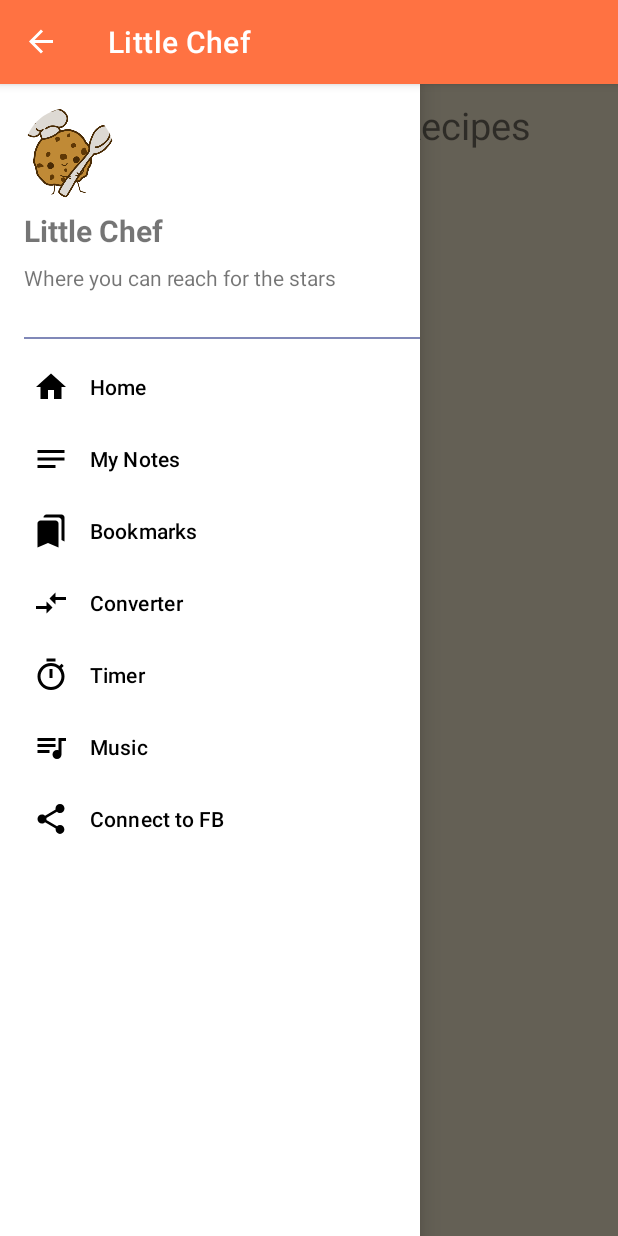
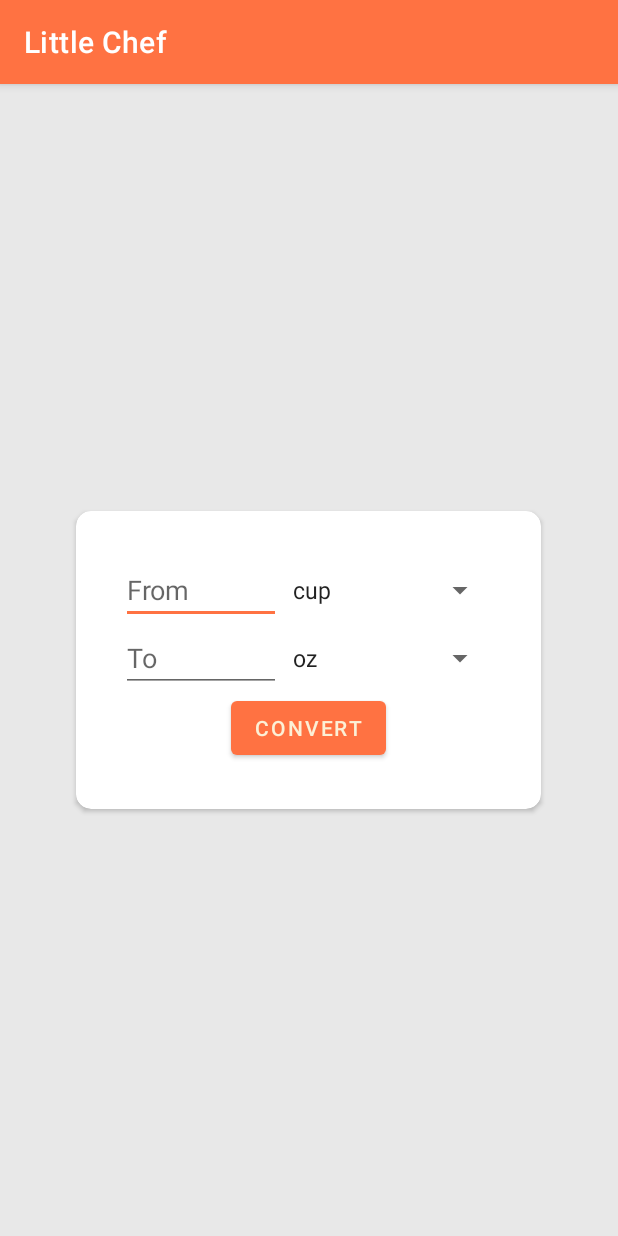
Before and after one commit to CzarinaFayeTiu/Little-Chef, an Android app: the screen it shows after launch (MainActivity before the commit, ConverterActivity after it), in the side drawer, after a tap on "Converter", on a phone screen of 412 x 824 dp. Run offline under Robolectric (Android 15) with nearby library versions, the light colour scheme and no system bars.

Commit message:
finished converter

```diff
--- /dev/null
+++ b/app/src/main/java/com/mobdeve/s12/avila/tiu/littlechef/ConverterActivity.kt
@@ -0,0 +1,144 @@
+package com.mobdeve.s12.avila.tiu.littlechef
+
+import android.content.Context
+import androidx.appcompat.app.AppCompatActivity
+import android.os.Bundle
+import android.text.Editable
+import android.text.TextWatcher
+import android.util.Log
+import android.view.View
+import android.widget.*
+import com.mobdeve.s12.avila.tiu.littlechef.databinding.ActivityConverterBinding
+import kotlinx.android.synthetic.main.activity_converter.*
+import kotlinx.coroutines.Dispatchers
+import kotlinx.coroutines.GlobalScope
+import kotlinx.coroutines.launch
+import kotlinx.coroutines.withContext
+import org.json.JSONObject
+import java.io.InputStream
+import java.lang.Exception
+import java.net.URL
+
+class ConverterActivity : AppCompatActivity() {
+    var baseCurrency = "cup"
+    var convertedToCurrency = "oz"
+    var conversionRate = 0f
+    var binding: ActivityConverterBinding? = null
+
+    override fun onCreate(savedInstanceState: Bundle?) {
+        super.onCreate(savedInstanceState)
+        binding = ActivityConverterBinding.inflate(layoutInflater)
+        setContentView(binding!!.root)
+        spinnerSetup()
+        textChangedStuff()
+    }
+    fun read_json(){
+        var json: String? = null
+        try {
+            if (baseCurrency == convertedToCurrency) {
+                Toast.makeText(
+                    applicationContext,
+                    "Please pick a currency to convert",
+                    Toast.LENGTH_SHORT
+                ).show()
+            } else {
+                val inputStream: InputStream = assets.open("converter.json")
+                json = inputStream.bufferedReader().use { it.readText() }
+
+                var jsonobj = JSONObject(json)
+                var jsononj = jsonobj.getJSONObject(baseCurrency)
+                Log.i("MAIN", "VALUE CONTENT IS: $jsononj")
+
+                conversionRate = jsononj.getString(convertedToCurrency).toFloat()
+                Log.i("MAIN", "VALUE CONTENT INSIDE: $conversionRate")
+
+                binding!!.convert.setOnClickListener {
+                    val text =
+                        ((et_firstConversion.text.toString()
+                            .toFloat()) * conversionRate).toString()
+                    et_secondConversion?.setText(text)
+                }
+            }
+        }catch (e:Exception){
+            Log.d("Main", "exception error $e")
+        }
+
+    }
+
+    private fun spinnerSetup() {
+        val spinner: Spinner = findViewById(R.id.spinner_firstConversion)
+        val spinner2: Spinner = findViewById(R.id.spinner_secondConversion)
+
+        ArrayAdapter.createFromResource(
+            this,
+            R.array.currencies,
+            android.R.layout.simple_spinner_item
+        ).also { adapter ->
+            adapter.setDropDownViewResource(android.R.layout.simple_spinner_dropdown_item)
+            spinner.adapter = adapter
+        }
+
+        ArrayAdapter.createFromResource(
+            this,
+            R.array.currencies2,
+            android.R.layout.simple_spinner_item
+        ).also { adapter ->
+            adapter.setDropDownViewResource(android.R.layout.simple_spinner_dropdown_item)
+            spinner2.adapter = adapter
+        }
+
+        spinner.onItemSelectedListener = (object : AdapterView.OnItemSelectedListener {
+            override fun onNothingSelected(parent: AdapterView<*>?) {
+                TODO("Not yet implemented")
+            }
+
+            override fun onItemSelected(
+                parent: AdapterView<*>?,
+                view: View?,
+                position: Int,
+                id: Long
+            ) {
+                baseCurrency = parent?.getItemAtPosition(position).toString()
+                read_json()
+            } })
+
+        spinner2.onItemSelectedListener = (object : AdapterView.OnItemSelectedListener {
+            override fun onNothingSelected(parent: AdapterView<*>?) {
+                TODO("Not yet implemented")
+            }
+
+            override fun onItemSelected(
+                parent: AdapterView<*>?,
+                view: View?,
+                position: Int,
+                id: Long
+            ) {
+                convertedToCurrency = parent?.getItemAtPosition(position).toString()
+                read_json()
+            } })
+    }
+
+    private fun textChangedStuff() {
+        et_firstConversion.addTextChangedListener(object : TextWatcher {
+            override fun afterTextChanged(s: Editable?) {
+                try {
+                    read_json()
+                } catch (e: Exception) {
+                    Toast.makeText(applicationContext, "Type a value", Toast.LENGTH_SHORT).show()
+                }
+            }
+
+            override fun beforeTextChanged(s: CharSequence?, start: Int, count: Int, after: Int) {
+                Log.d("Main", "Before Text Changed")
+            }
+
+            override fun onTextChanged(s: CharSequence?, start: Int, before: Int, count: Int) {
+                Log.d("Main", "OnTextChanged")
+            }
+
+        })
+
+    }
+
+
+}
--- a/app/src/main/java/com/mobdeve/s12/avila/tiu/littlechef/MainActivity.kt
+++ b/app/src/main/java/com/mobdeve/s12/avila/tiu/littlechef/MainActivity.kt
@@ -41,11 +41,15 @@ class MainActivity : AppCompatActivity() {
                     startActivity(Intent(applicationContext, NoteActivity::class.java))
                 }
                 R.id.nav_bookmarks -> Toast.makeText(applicationContext, "Clicked Bookmark", Toast.LENGTH_SHORT).show()
-                R.id.nav_converter -> Toast.makeText(applicationContext, "Clicked Converter", Toast.LENGTH_SHORT).show()
+                R.id.nav_converter-> {
+                    startActivity(Intent(applicationContext, ConverterActivity::class.java))
+                }
                 R.id.nav_timer -> {
                     startActivity(Intent(applicationContext, TimerActivity::class.java))
                 }
-                R.id.nav_music -> Toast.makeText(applicationContext, "Clicked Music", Toast.LENGTH_SHORT).show()
+                R.id.nav_music -> {
+                    startActivity(Intent(applicationContext, MusicActivity::class.java))
+                }
                 R.id.nav_share -> Toast.makeText(applicationContext, "Clicked Share", Toast.LENGTH_SHORT).show()
             }
 
--- /dev/null
+++ b/app/src/main/res/layout/activity_converter.xml
@@ -0,0 +1,81 @@
+<?xml version="1.0" encoding="utf-8"?>
+<RelativeLayout xmlns:android="http://schemas.android.com/apk/res/android"
+    xmlns:app="http://schemas.android.com/apk/res-auto"
+    xmlns:tools="http://schemas.android.com/tools"
+    android:layout_width="match_parent"
+    android:layout_height="match_parent"
+    tools:context=".MainActivity"
+    android:background="#E8E8E8">
+
+    <androidx.cardview.widget.CardView
+        android:layout_centerInParent="true"
+        android:layout_width="wrap_content"
+        android:layout_height="wrap_content"
+        android:layout_margin="20dp"
+        app:cardCornerRadius="10dp"
+        >
+
+        <LinearLayout
+            android:id="@+id/ll_parent"
+            android:layout_width="wrap_content"
+            android:layout_height="wrap_content"
+            android:layout_centerInParent="true"
+            android:layout_margin="30dp"
+            android:orientation="vertical"
+            android:gravity="center">
+
+            <LinearLayout
+                android:id="@+id/ll_firstConversion"
+                android:layout_width="wrap_content"
+                android:layout_height="wrap_content"
+                android:orientation="horizontal"
+                android:gravity="center_vertical">
+
+                <EditText
+                    android:id="@+id/et_firstConversion"
+                    android:layout_width="wrap_content"
+                    android:layout_height="wrap_content"
+                    android:ems="5"
+                    android:hint="From"
+                    android:inputType="number"/>
+
+                <Spinner
+                    android:layout_width="wrap_content"
+                    android:layout_height="wrap_content"
+                    android:id="@+id/spinner_firstConversion"/>
+
+            </LinearLayout>
+
+            <LinearLayout
+                android:id="@+id/ll_secondConversion"
+                android:layout_width="wrap_content"
+                android:layout_height="wrap_content"
+                android:orientation="horizontal"
+                android:gravity="center_vertical">
+
+                <EditText
+                    android:id="@+id/et_secondConversion"
+                    android:layout_width="wrap_content"
+                    android:layout_height="wrap_content"
+                    android:ems="5"
+                    android:hint="To"
+                    android:inputType="number"/>
+
+                <Spinner
+                    android:layout_width="wrap_content"
+                    android:layout_height="wrap_content"
+                    android:id="@+id/spinner_secondConversion"/>
+
+            </LinearLayout>
+
+            <Button
+                android:id="@+id/convert"
+                android:layout_width="wrap_content"
+                android:layout_height="wrap_content"
+                android:text="Convert"/>
+
+        </LinearLayout>
+
+    </androidx.cardview.widget.CardView>
+
+</RelativeLayout>
--- a/app/src/main/res/layout/activity_music.xml
+++ b/app/src/main/res/layout/activity_music.xml
@@ -60,7 +60,7 @@
                 android:layout_width="60dp"
                 android:layout_height="40dp"
                 android:id="@+id/prev"
-                android:src="@drawable/previous_btn"/>
+                android:src="@drawable/play_btn"/>
 
 
             <ImageView
@@ -74,7 +74,7 @@
                 android:layout_width="60dp"
                 android:layout_height="40dp"
                 android:id="@+id/next"
-                android:src="@drawable/next_btn"/>
+                android:src="@drawable/play_btn"/>
 
 
         </LinearLayout>
--- a/app/src/main/res/values/strings.xml
+++ b/app/src/main/res/values/strings.xml
@@ -15,4 +15,22 @@
 
     <!-- TODO: Remove or change this placeholder text -->
     <string name="hello_blank_fragment">Hello blank fragment</string>
+
+    <string-array name="currencies">
+        <item>cup</item>
+        <item>teaspoon</item>
+        <item>tablespoon</item>
+        <item>gram</item>
+        <item>ml</item>
+        <item>oz</item>
+    </string-array>
+    <string-array name="currencies2">
+        <item>oz</item>
+        <item>cup</item>
+        <item>teaspoon</item>
+        <item>tablespoon</item>
+        <item>gram</item>
+        <item>ml</item>
+
+    </string-array>
 </resources>
```
Also changed, not shown: app/src/main/AndroidManifest.xml (+12 -9 lines), app/src/main/assets/converter.json (added, +44 -0 lines).
